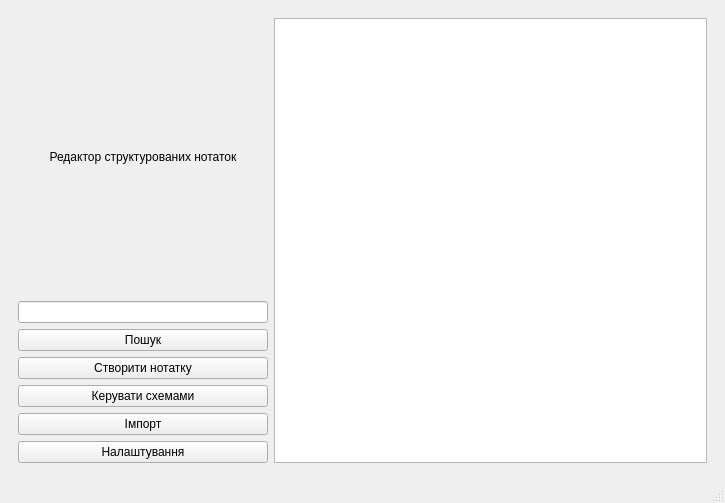
dontwastemytimew/labs, file lab3/src/gui/mainwindow.ui: the form before one commit.
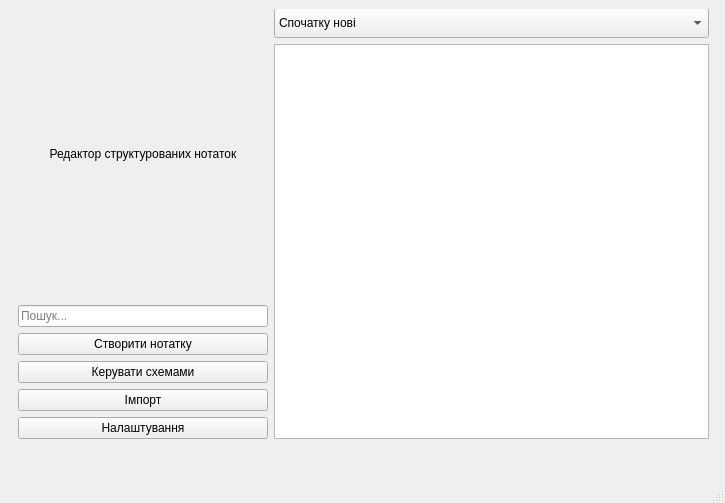
The form after the commit. Icons and pictures are not drawn.

The edit to the form file:
```diff
--- a/lab3/src/gui/mainwindow.ui
+++ b/lab3/src/gui/mainwindow.ui
@@ -29,7 +29,16 @@
         <verstretch>0</verstretch>
        </sizepolicy>
       </property>
-      <layout class="QHBoxLayout" name="horizontalLayout_2" stretch="1,4">
+      <widget class="QWidget" name="layoutWidget">
+       <property name="geometry">
+        <rect>
+         <x>9</x>
+         <y>-1</y>
+         <width>691</width>
+         <height>431</height>
+        </rect>
+       </property>
+       <layout class="QHBoxLayout" name="horizontalLayout_2" stretch="1,2">
        <item>
         <layout class="QVBoxLayout" name="verticalLayout">
          <item>
@@ -59,22 +68,8 @@
              <height>0</height>
             </size>
            </property>
-          </widget>
-         </item>
-         <item>
-          <widget class="QPushButton" name="searchButton">
-           <property name="minimumSize">
-            <size>
-             <width>250</width>
-             <height>0</height>
-            </size>
-           </property>
-           <property name="text">
-            <string>Пошук</string>
-           </property>
-           <property name="icon">
-            <iconset resource="../../resources.qrc">
-             <normaloff>:/icons/search.svg</normaloff>:/icons/search.svg</iconset>
+            <property name="placeholderText">
+             <string>Пошук...</string>
            </property>
           </widget>
          </item>
@@ -149,6 +144,38 @@
         </layout>
        </item>
        <item>
+         <layout class="QVBoxLayout" name="verticalLayout_2">
+          <item>
+           <widget class="QComboBox" name="sortComboBox">
+            <property name="minimumSize">
+             <size>
+              <width>0</width>
+              <height>30</height>
+             </size>
+            </property>
+            <item>
+             <property name="text">
+              <string>Спочатку нові</string>
+             </property>
+            </item>
+            <item>
+             <property name="text">
+              <string>Спочатку старі</string>
+             </property>
+            </item>
+            <item>
+             <property name="text">
+              <string>Назва (А-Я)</string>
+             </property>
+            </item>
+            <item>
+             <property name="text">
+              <string>Назва (Я-А)</string>
+             </property>
+            </item>
+           </widget>
+          </item>
+          <item>
         <widget class="QListWidget" name="notesListWidget">
          <property name="minimumSize">
           <size>
@@ -156,9 +183,15 @@
            <height>0</height>
           </size>
          </property>
+            <property name="styleSheet">
+             <string notr="true"/>
+            </property>
         </widget>
        </item>
       </layout>
+        </item>
+       </layout>
+      </widget>
      </widget>
     </item>
    </layout>
```
Lines whose indentation alone changed are shown as unchanged.
